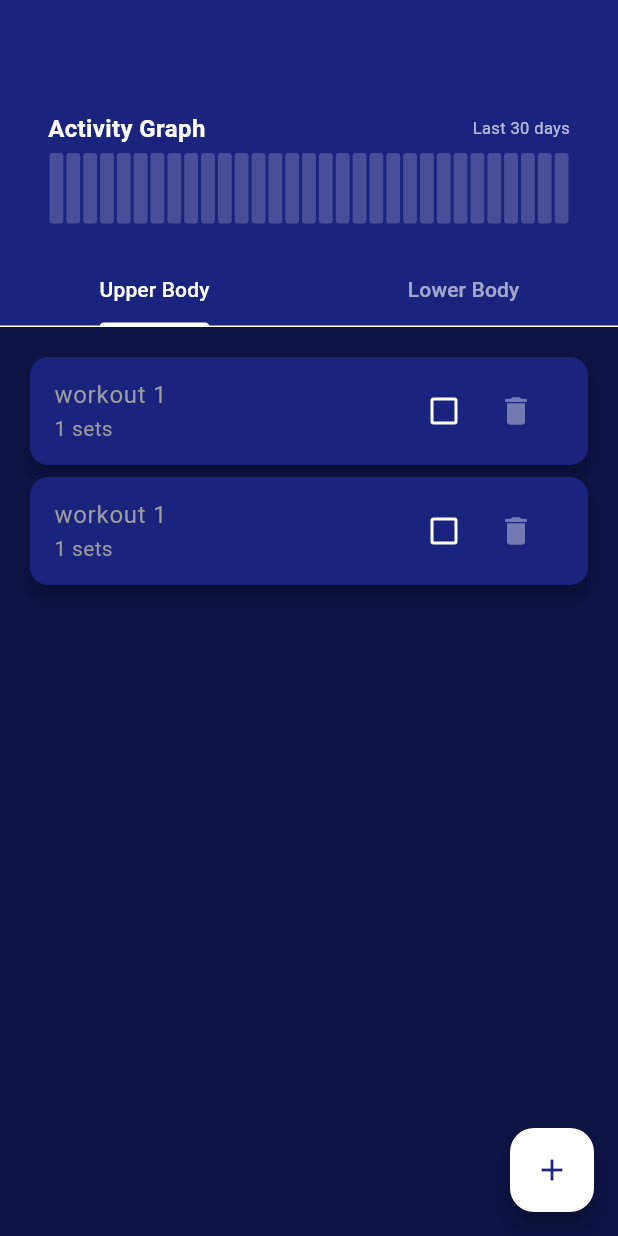
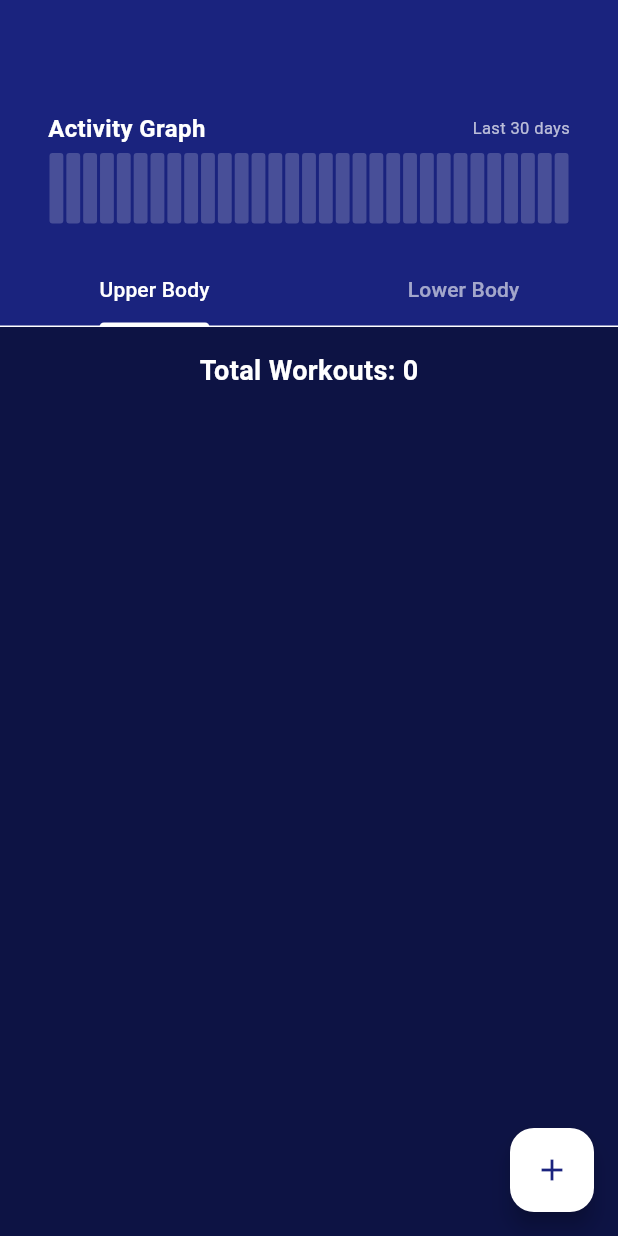
Before and after one commit to sujesh24/fitness-tracker-app, a Flutter app: the WorkListScreen screen opened directly, on a phone screen of 412 x 824 dp. Run offline on Flutter 3.47's test engine with Material 3 defaults, Android fonts, the phone set to English and light mode, and no system bars; our stand-ins replace flutter_riverpod, freezed_annotation, introduction_screen, riverpod, riverpod_annotation, shared_preferences; accounts and stored records are empty; generated files the repository leaves out were written again.

Commit message:
dynamic data implemented

```diff
--- a/lib/screens/work_list_screen.dart
+++ b/lib/screens/work_list_screen.dart
@@ -18,7 +18,7 @@ class _WorkListScreenState extends State<WorkListScreen> {
     return Consumer(
       builder: (_, WidgetRef ref, __) {
         //todo
-        final workouts = ref.watch(workoutNotifierProvider);
+        // final workouts = ref.watch(workoutNotifierProvider);
         return DefaultTabController(
           length: 2,
           child: Scaffold(
@@ -71,38 +71,68 @@ class _WorkListScreenState extends State<WorkListScreen> {
 }
 
 //workout list widget
-class _WorkoutList extends StatelessWidget {
+class _WorkoutList extends ConsumerWidget {
   final WorkoutType type;
 
   const _WorkoutList({required this.type});
 
   @override
-  Widget build(BuildContext context) {
-    return ListView.builder(
+  Widget build(BuildContext context, WidgetRef ref) {
+    final workouts = ref.watch(workoutNotifierProvider);
+    return Column(
+      children: [
+        Padding(
+          padding: const EdgeInsets.all(16.0),
+          child: Text(
+            'Total Workouts: ${workouts.length}',
+            style: const TextStyle(
+              fontSize: 18,
+              fontWeight: FontWeight.bold,
+            ),
+          ),
+        ),
+        Expanded(
+          child: ListView.builder(
             padding: const EdgeInsets.all(16),
-      itemCount: 2,
+            itemCount: workouts.length,
             itemBuilder: (context, index) {
+              final workout = workouts[index];
               return Card(
                 child: ListTile(
                   enabled: false,
-            title: const Text(
-              "workout 1",
-              style: TextStyle(color: Colors.grey),
+                  title: Text(
+                    workout.name,
+                    style: const TextStyle(color: Colors.grey),
                   ),
-            subtitle: const Text(
-              '1 sets',
-              style: TextStyle(color: Colors.grey),
+                  subtitle: Text(
+                    '${workout.sets} sets',
+                    style: const TextStyle(color: Colors.grey),
                   ),
                   trailing: Row(
                     mainAxisSize: MainAxisSize.min,
                     children: [
-                Checkbox(value: false, onChanged: (_) {}),
-                IconButton(icon: const Icon(Icons.delete), onPressed: () {}),
+                      Checkbox(
+                          value: workout.isCompleted,
+                          onChanged: (_) {
+                            ref
+                                .read(workoutNotifierProvider.notifier)
+                                .toggleWorkoutStatus(workout.id);
+                          }),
+                      IconButton(
+                          icon: const Icon(Icons.delete),
+                          onPressed: () {
+                            ref
+                                .read(workoutNotifierProvider.notifier)
+                                .deleteWorkout(workout.id);
+                          }),
                     ],
                   ),
                 ),
               );
             },
+          ),
+        ),
+      ],
     );
   }
 }
--- a/lib/widgets/workout_form_dialog.dart
+++ b/lib/widgets/workout_form_dialog.dart
@@ -37,7 +37,6 @@ class _WorkoutFormDialogState extends State<WorkoutFormDialog> {
 
   //submit form
   void submitForm() {
-    //todo
     Navigator.of(context).pop();
   }
 
```
Lines whose indentation alone changed are shown as unchanged.
